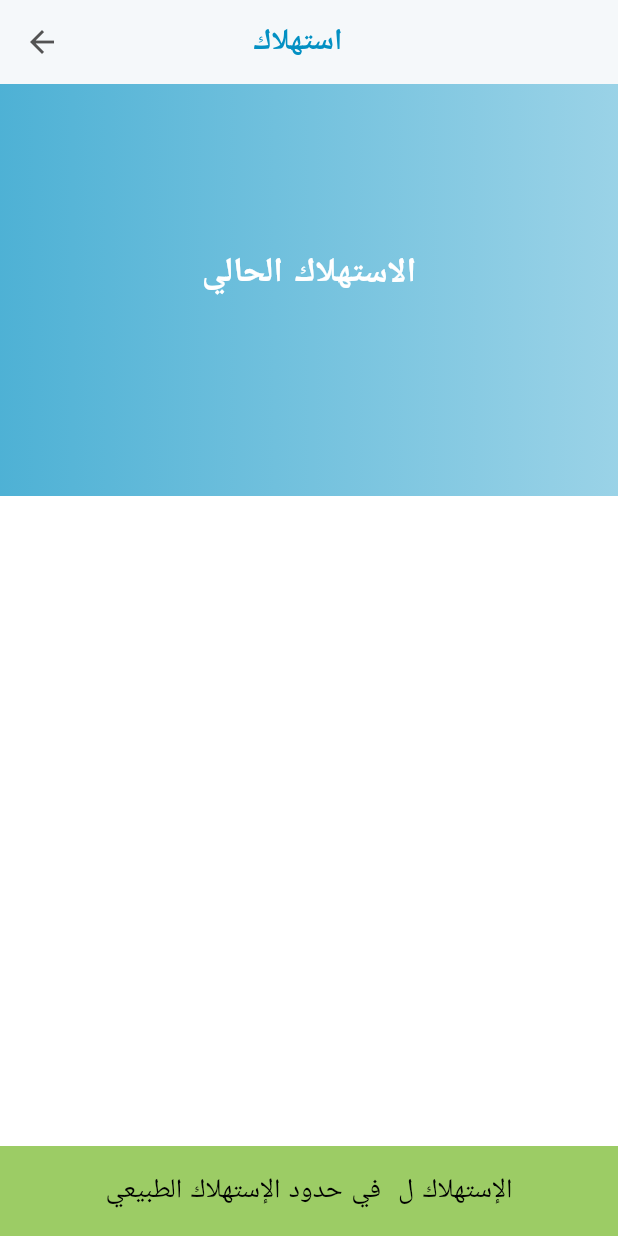
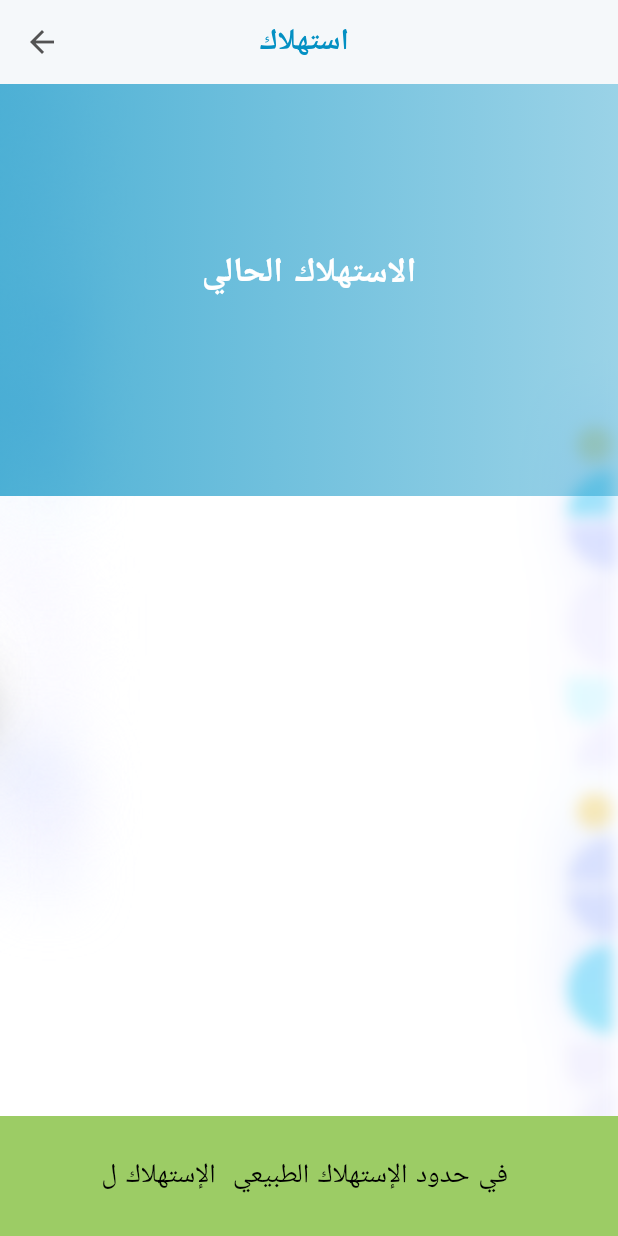
Before and after one commit to LenahAb/All_project9, a Flutter app: the DisplayConsumption screen opened directly with empty values, on a phone screen of 412 x 824 dp. Run offline on Flutter 3.47's test engine with Material 2 defaults, Android fonts, the phone set to English and light mode, and no system bars; our stand-ins replace charts_flutter, cloud_firestore, firebase_auth, firebase_core, google_fonts, tuple; accounts and stored records are empty.

Commit message:
all_project7

```diff
--- a/lib/screens/screens_device/display_consumption.dart
+++ b/lib/screens/screens_device/display_consumption.dart
@@ -4,11 +4,7 @@ import 'package:flutter/material.dart';
 import 'package:flutter/rendering.dart';
 import 'package:log_in/utils/background_image_widget.dart';
 
-
-
 class DisplayConsumption extends StatefulWidget {
-
-
   // تحديد document الخاص بالجهاز
   final String deviceId;
 
@@ -19,21 +15,16 @@ class DisplayConsumption extends StatefulWidget {
 }
 
 class _DisplayConsumptionState extends State<DisplayConsumption> {
-
-
   // لتخزين قيم الاستهلاكات
   List? currentlyConsumpList;
   List? dailyConsumpList;
   List? monthlyConsumpList;
 
-
   static String collectionName = 'Device';
   static String collectionTypeName = 'DeviceType';
 
-
-
   // لتخزين قيمة اعلى حد مسموح به
-  static var range;
+  static var range = 0;
 
   // تحديد انواع الاستهلاكات
   static String currentlyConsump = 'CurrentlyConsumption';
@@ -43,14 +34,12 @@ class _DisplayConsumptionState extends State<DisplayConsumption> {
 //  تحديد متغيرات انواع الاستهلاكات
 
   static var currentlyRef;
-  static var dailyRef ;
   static var monthlyRef;
 
-  String docName = '' ;
-  List<String> itsName = [] ;
+  String docName = '';
+  List<String> itsName = [];
 
   String deviceName = '';
-
 
   Future<Map<String, dynamic>?> getIdType() async {
     await FirebaseFirestore.instance
@@ -83,88 +72,15 @@ class _DisplayConsumptionState extends State<DisplayConsumption> {
         .then((value) {
       if (value.exists) {
         setState(() {
+          if (value.data()!['range'] != null) {
             range = value.data()!['range'];
+          }
         });
       } else {
         print('empty1');
       }
 
       print('RANGE IS ******** $range');
-    });
-  }
-
-  // جعل قيمة الإستلاهك الحالي real Time
-
-  void theCurrentlyRef() {
-    // تنفيذ دالة جلب احدث البيانات
-    FirebaseFirestore.instance
-        .collection(collectionName)
-        .doc(widget.deviceId)
-        .get()
-        .then((value) {
-      if (value.exists) {
-        if (mounted) {
-          setState(() {
-            currentlyRef = value['active_consumption'];
-          });
-        }
-      }
-    });
-  }
-
-  var selectedDay;
-  // جعل قيمة الإستهلاك اليومي real Time
-  void theDailyRef() async {
-    dailyRef = FirebaseFirestore.instance
-        .collection(collectionName)
-        .doc(widget.deviceId)
-        .collection(dailyConsump)
-        .get()
-        .asStream();
-
-    FirebaseFirestore.instance
-        .collection(collectionName)
-        .doc(widget.deviceId)
-        .collection(dailyConsump)
-        .get()
-        .then((value) {
-      if (value.docs.isNotEmpty) {
-        if (mounted) {
-          setState(() {
-            selectedDay = value.docs.first.id;
-          });
-        }
-      } else {
-        print('empty');
-      }
-    });
-  }
-
-  var selectedMonth;
-  // جعل قيمة الإستلاهك الشهري real Time
-  void theMonthlyRef() {
-    monthlyRef = FirebaseFirestore.instance
-        .collection(collectionName)
-        .doc(widget.deviceId)
-        .collection(monthlyConsump)
-        .get()
-        .asStream();
-
-    FirebaseFirestore.instance
-        .collection(collectionName)
-        .doc(widget.deviceId)
-        .collection(monthlyConsump)
-        .get()
-        .then((value) {
-      if (value.docs.isNotEmpty) {
-        if (mounted) {
-          setState(() {
-            selectedMonth = value.docs.first.id;
-          });
-        }
-      } else {
-        print('empty');
-      }
     });
   }
 
@@ -178,9 +94,6 @@ class _DisplayConsumptionState extends State<DisplayConsumption> {
 
     getIdType();
     // استدعاء الميثودات عند فتح الصفحة
-    theCurrentlyRef();
-    theDailyRef();
-    theMonthlyRef();
   }
 
   @override
@@ -193,27 +106,25 @@ class _DisplayConsumptionState extends State<DisplayConsumption> {
   Widget build(BuildContext context) {
     final size = MediaQuery.of(context).size;
 
-    return Scaffold(
+    return BackgroundImageWidget(
+      image: AssetImage("assets/Colorized Register&Login v2 – 19.png"),
+      child: Scaffold(
         backgroundColor: Colors.transparent,
-
         appBar: AppBar(
           backgroundColor: Color(0xFFF5F8FA),
           centerTitle: true,
           elevation: 0,
-        title: Text(
-          'استهلاك $deviceName ',
-          style: TextStyle(fontSize: 20, fontWeight: FontWeight.bold, color: Color(0xFF0390C3), letterSpacing: 2,)
+          title: Text('استهلاك ' + deviceName,
+              style: TextStyle(
+                fontSize: 20,
+                fontWeight: FontWeight.bold,
+                color: Color(0xFF0390C3),
+                letterSpacing: 2,
+              )),
+          leading: BackButton(color: Color(0xFF535353)),
         ),
-        leading: BackButton(
-            color: Color(0xFF535353)
-        ),
-      ),
-
-
-
         body: Container(
           width: size.width,
-        color: Colors.white,
           child: Column(
             mainAxisAlignment: MainAxisAlignment.start,
             crossAxisAlignment: CrossAxisAlignment.center,
@@ -221,8 +132,6 @@ class _DisplayConsumptionState extends State<DisplayConsumption> {
               //  تنفيذ طباعة قيمة الاستهلاك الحالي
               Builder(
                 builder: (context) {
-                theCurrentlyRef();
-
                   WidgetsBinding.instance!.addPostFrameCallback((_) {
                     currentlyRef >= range
                         ? isOverCons = true
@@ -249,7 +158,27 @@ class _DisplayConsumptionState extends State<DisplayConsumption> {
                             Color(0xFF0390C3).withOpacity(0.4)
                           ],
                         )),
-                  child: Column(
+                    child: StreamBuilder<Object>(
+                        stream: FirebaseFirestore.instance
+                            .collection(collectionName)
+                            .doc(widget.deviceId)
+                            .snapshots(),
+                        builder: (context, AsyncSnapshot snapshot) {
+                          if (snapshot.hasError) {
+
+                            return Center(
+                              child: Text(snapshot.error.toString()),
+                            );
+                          }
+
+                          if (!snapshot.hasData) {
+                            return const Center(
+                                child: CircularProgressIndicator());
+                          }
+
+                          DocumentSnapshot dsnap=snapshot.data;
+                          currentlyRef=dsnap.data()!['active_consumption'];
+                          return Column(
                             mainAxisAlignment: MainAxisAlignment.center,
                             children: [
                               const Text(
@@ -267,15 +196,20 @@ class _DisplayConsumptionState extends State<DisplayConsumption> {
                                     fontWeight: FontWeight.bold),
                               ),
                             ],
-                  ),
+                          );
+                        }),
                   );
                 },
               ),
 
               //  تنفيذ طباعة قيمة الاستهلاك اليومي
               StreamBuilder<QuerySnapshot>(
-              stream: dailyRef,
-              builder: (context, snapshot) {
+                stream: FirebaseFirestore.instance
+                    .collection(collectionName)
+                    .doc(widget.deviceId)
+                    .collection(dailyConsump)
+                    .snapshots(),
+                builder: (context, AsyncSnapshot<QuerySnapshot> snapshot) {
                   if (snapshot.hasError) {
                     return Center(
                       child: Text(snapshot.error.toString()),
@@ -288,14 +222,15 @@ class _DisplayConsumptionState extends State<DisplayConsumption> {
 
                   final data = snapshot.requireData;
                   if (data.docs.isNotEmpty) {
-                  if (dailyConsumpList == null) {
-                    dailyConsumpList = List.filled(
-                        5, data.docs.last.data()['amount'],
-                        growable: true);
-                  } else {
-                    dailyConsumpList!.add(data.docs.last.data()['amount']);
-                    dailyConsumpList!.removeAt(0);
-                  }
+                    // if (dailyConsumpList == null) {
+                    //   selectedDay = data.docs.last.id;
+                    //   dailyConsumpList = List.filled(
+                    //       5, data.docs.last.data()['amount'],
+                    //       growable: true);
+                    // } else {
+                    //   dailyConsumpList!.add(data.docs.last.data()['amount']);
+                    //   dailyConsumpList!.removeAt(0);
+                    // }
 
                     return Container(
                       padding: const EdgeInsets.all(20),
@@ -337,7 +272,7 @@ class _DisplayConsumptionState extends State<DisplayConsumption> {
                                       fontSize: 16, color: Colors.grey),
                                 ),
                                 Text(
-                                selectedDay.toString(),
+                                  data.docs.last.id.toString(),
                                   style: const TextStyle(
                                       fontSize: 16, color: Colors.grey),
                                 ),
@@ -357,7 +292,11 @@ class _DisplayConsumptionState extends State<DisplayConsumption> {
 
               //تنفيذ طباعة قيمة الاستهلاك الشهري
               StreamBuilder<QuerySnapshot>(
-              stream: monthlyRef,
+                stream: FirebaseFirestore.instance
+                    .collection(collectionName)
+                    .doc(widget.deviceId)
+                    .collection(monthlyConsump)
+                    .snapshots(),
                 builder: (context, snapshot) {
                   if (snapshot.hasError) {
                     return Center(
@@ -372,15 +311,6 @@ class _DisplayConsumptionState extends State<DisplayConsumption> {
                   final data = snapshot.requireData;
 
                   if (data.docs.isNotEmpty) {
-                  if (monthlyConsumpList == null) {
-                    monthlyConsumpList = List.filled(
-                        5, data.docs.last.data()['amount'],
-                        growable: true);
-                  } else {
-                    monthlyConsumpList!.add(data.docs.last.data()['amount']);
-                    monthlyConsumpList!.removeAt(0);
-                  }
-
                     return Container(
                       padding: const EdgeInsets.all(20),
                       width: double.infinity,
@@ -421,7 +351,7 @@ class _DisplayConsumptionState extends State<DisplayConsumption> {
                                       fontSize: 16, color: Colors.grey),
                                 ),
                                 Text(
-                                selectedMonth.toString(),
+                                  data.docs.last.id.toString(),
                                   style: const TextStyle(
                                       fontSize: 16, color: Colors.grey),
                                 ),
@@ -441,18 +371,18 @@ class _DisplayConsumptionState extends State<DisplayConsumption> {
 
               Container(
                 width: double.infinity,
-              height: 60,
+                height: 80,
                 decoration: BoxDecoration(
-                  color:
-                  isOverCons ? Colors.red[400] : Colors.lightGreen[400],
+                  color: isOverCons ? Colors.red[400] : Colors.lightGreen[400],
                   // border: Border.all(width: 2)
                 ),
                 child: Center(
                   child: Text(
                     isOverCons
-
-                      ? 'الإستهلاك ل $deviceName يستهلك الحد الطبيعي'
-                      : 'الإستهلاك ل $deviceName في حدود الإستهلاك الطبيعي',
+                        ? deviceName + ' يستهلك الحد الطبيعي للإستهلاك '
+                        : 'في حدود الإستهلاك الطبيعي ' +
+                        deviceName +
+                        ' الإستهلاك ل ',
                     style: TextStyle(
                         color: isOverCons ? Colors.white : Colors.black,
                         fontSize: 18),
@@ -462,6 +392,7 @@ class _DisplayConsumptionState extends State<DisplayConsumption> {
             ],
           ),
         ),
+      ),
     );
   }
 }
--- a/lib/screens/screens_home/edit_name.dart
+++ b/lib/screens/screens_home/edit_name.dart
@@ -35,6 +35,7 @@ class _EditNameState extends State<EditName> {
     child:Scaffold(
     backgroundColor: Colors.transparent,
     appBar: AppBar(
+      centerTitle: true,
     title: Text('تعديل الأسم',style: TextStyle(fontSize: 20, fontWeight: FontWeight.bold, color: Color(0xFF0390C3), letterSpacing: 2,
     ),),
     elevation: 0,
--- a/lib/screens/screens_home/edit_password.dart
+++ b/lib/screens/screens_home/edit_password.dart
@@ -37,6 +37,7 @@ class _EditPasswordState extends State<EditPassword> {
         child:Scaffold(
           backgroundColor: Colors.transparent,
           appBar: AppBar(
+            centerTitle: true,
             title: Text('تعديل كلمة المرور ',style: TextStyle(fontSize: 20, fontWeight: FontWeight.bold, color: Color(0xFF0390C3), letterSpacing: 2,
             ),),
             elevation: 0,
--- a/lib/screens/screens_home/forgot_password.dart
+++ b/lib/screens/screens_home/forgot_password.dart
@@ -64,10 +64,10 @@ class _ForgotPasswordState extends State<ForgotPassword> {
                         children: [
                           SizedBox(height: 25.0),
                           Padding(padding: EdgeInsets.only(left: 160.0,top: 60.0),
-                            child: Text(' نسيت كلمة المرور',style: TextStyle(fontSize: 24, fontWeight: FontWeight.bold, color: Color(0xFF0390C3), letterSpacing: 2,),),
+                            child: Text(' نسيت كلمة المرور',style: TextStyle(fontSize: 24, fontWeight: FontWeight.bold, color: Color(0xFF0390C3), letterSpacing: 2,),textAlign: TextAlign.right,),
                           ),
                           Padding(padding: EdgeInsets.only(left:20.0, ),
-                            child: Text('نحتاج لبريدك الالكتروني لإرسال رابط إعادة تعيين كلمة المرور',style: TextStyle(fontSize: 15, color: Colors.grey[700], letterSpacing: 2,),),
+                            child: Text('نحتاج لبريدك الالكتروني لإرسال رابط إعادة تعيين كلمة المرور',style: TextStyle(fontSize: 15, color: Colors.grey[700], letterSpacing: 2,), textAlign: TextAlign.right,),
                           ),],
                       ),
 
--- a/lib/widget/widget_building/add_building_form.dart
+++ b/lib/widget/widget_building/add_building_form.dart
@@ -201,6 +201,8 @@ class _AddDeviceForm extends State<AddBuildingForm> {
                       'hgggggggggggggggggggggggggg'
                     );
 
+
+
                   /*c =  FirebaseFirestore.instance.collection("Building").where("building_owner_id", isEqualTo:'BuildingOwner/'+_IdUser.uid).snapshots();
                      c.get().then((QuerySnapshot snapshot) {
                      snapshot.docs.forEach((DocumentSnapshot doc) {
@@ -251,6 +253,7 @@ class _AddDeviceForm extends State<AddBuildingForm> {
                         ),
                       ),
                     );
+
                     }
                     /*ScaffoldMessenger.of(context).showSnackBar(
                       SnackBar(
--- a/lib/widget/widget_home/edit_name_form.dart
+++ b/lib/widget/widget_home/edit_name_form.dart
@@ -53,12 +53,12 @@ class _EditNameFormState extends State<EditNameForm> {
                     mainAxisAlignment: MainAxisAlignment.end,
                     children: [
 
-                      Padding(padding: EdgeInsets.only(left: 150.0, top: 150.0),
+                      Padding(padding: EdgeInsets.only(left: 190.0, top: 150.0),
                         child: Text(': تعديل الأسم', style: TextStyle(
                           fontSize: 18,
                           fontWeight: FontWeight.bold,
                           color: Color(0xFF0390C3),
-                          letterSpacing: 2,),),
+                          letterSpacing: 2,),textAlign: TextAlign.right,),
                       ),
                     ],
                   ),
--- a/lib/widget/widget_home/edit_password_form.dart
+++ b/lib/widget/widget_home/edit_password_form.dart
@@ -58,7 +58,7 @@ class _EditPasswordFormState extends State<EditPasswordForm> {
                       fontSize: 18,
                       fontWeight: FontWeight.bold,
                       color: Color(0xFF0390C3),
-                      letterSpacing: 2,),),
+                      letterSpacing: 2,),textAlign: TextAlign.right,),
                   ),
                 ],
               ),
```
Also changed, not shown: lib/screens/screens_device/report.dart (+4 -4 lines). Lines whose indentation alone changed are shown as unchanged.
